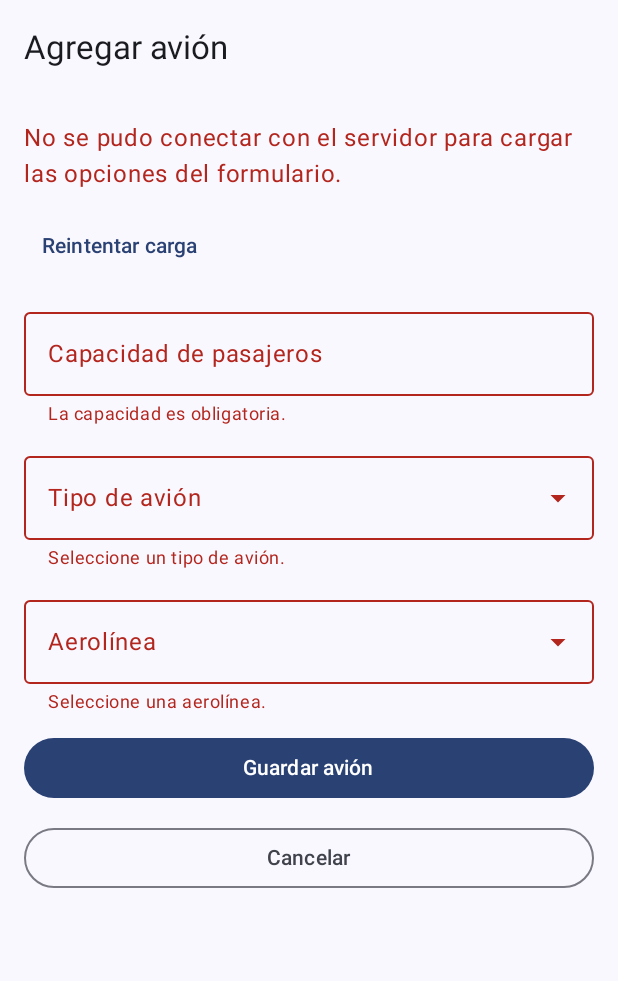
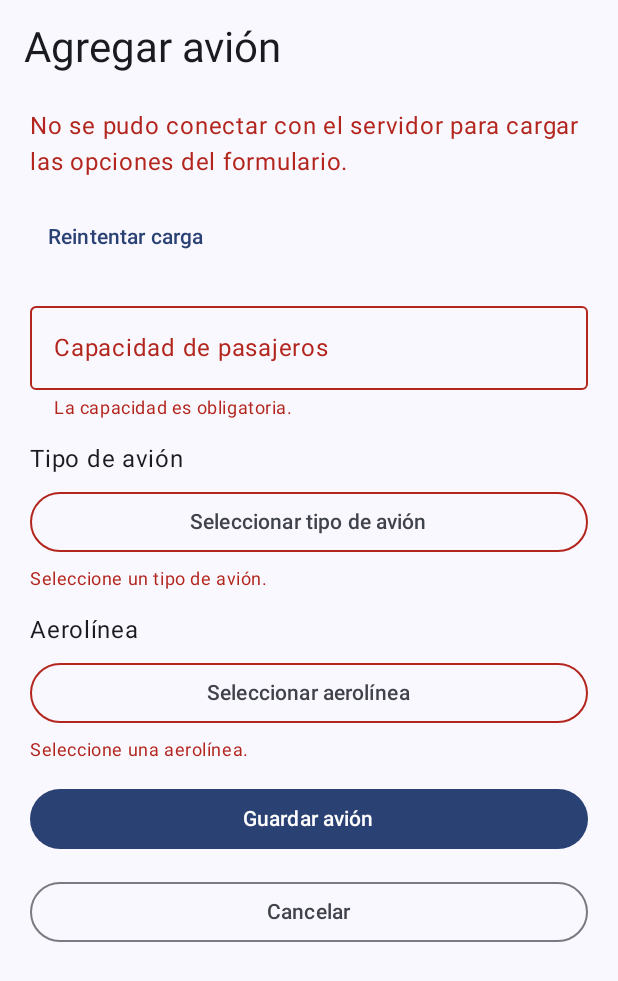
Before and after one commit to TsLexis/ZenithSky-Android-Grupo2, an Android app built with Jetpack Compose: the AirplaneFormActivity screen opened directly, with no data from a screen before it, after a tap on "Guardar avión", on a phone screen of 412 x 824 dp. Shown: the top 981 px of the screen. Run offline under Robolectric (Android 15) with nearby library versions, the phone set to English and light mode, and no system bars; our stand-ins replace Room's generated code; network calls fail; 1 statement that could not run was skipped.

Commit message:
unificar diseño, integrar cambios recientes

```diff
--- a/app/src/main/java/com/zenithsky/app/AirplaneFormActivity.kt
+++ b/app/src/main/java/com/zenithsky/app/AirplaneFormActivity.kt
@@ -5,12 +5,15 @@ import android.util.Log
 import android.widget.Toast
 import androidx.activity.ComponentActivity
 import androidx.activity.compose.setContent
+import androidx.compose.foundation.BorderStroke
 import androidx.compose.foundation.layout.Arrangement
+import androidx.compose.foundation.layout.Box
 import androidx.compose.foundation.layout.Column
 import androidx.compose.foundation.layout.Row
 import androidx.compose.foundation.layout.Spacer
 import androidx.compose.foundation.layout.fillMaxSize
 import androidx.compose.foundation.layout.fillMaxWidth
+import androidx.compose.foundation.layout.heightIn
 import androidx.compose.foundation.layout.padding
 import androidx.compose.foundation.layout.size
 import androidx.compose.foundation.layout.width
@@ -18,12 +21,11 @@ import androidx.compose.foundation.rememberScrollState
 import androidx.compose.foundation.text.KeyboardOptions
 import androidx.compose.foundation.verticalScroll
 import androidx.compose.material3.Button
+import androidx.compose.material3.ButtonDefaults
 import androidx.compose.material3.CircularProgressIndicator
+import androidx.compose.material3.DropdownMenu
 import androidx.compose.material3.DropdownMenuItem
 import androidx.compose.material3.ExperimentalMaterial3Api
-import androidx.compose.material3.ExposedDropdownMenuAnchorType
-import androidx.compose.material3.ExposedDropdownMenuBox
-import androidx.compose.material3.ExposedDropdownMenuDefaults
 import androidx.compose.material3.MaterialTheme
 import androidx.compose.material3.OutlinedButton
 import androidx.compose.material3.OutlinedTextField
@@ -43,6 +45,7 @@ import androidx.compose.runtime.setValue
 import androidx.compose.ui.Alignment
 import androidx.compose.ui.Modifier
 import androidx.compose.ui.text.input.KeyboardType
+import androidx.compose.ui.text.style.TextOverflow
 import androidx.compose.ui.unit.dp
 import com.zenithsky.app.data.local.database.ZenithSkyDatabase
 import com.zenithsky.app.data.local.entity.OperacionLog
@@ -284,7 +287,12 @@ fun AirplaneFormScreen(
     Scaffold(
         topBar = {
             TopAppBar(
-                title = { Text(if (isEditMode) "Editar avión" else "Agregar avión") }
+                title = {
+                    Text(
+                        text = if (isEditMode) "Editar avión" else "Agregar avión",
+                        style = MaterialTheme.typography.headlineMedium
+                    )
+                }
             )
         }
     ) { innerPadding ->
@@ -293,9 +301,9 @@ fun AirplaneFormScreen(
             modifier = Modifier
                 .fillMaxSize()
                 .padding(innerPadding)
-                .padding(16.dp)
+                .padding(horizontal = 20.dp, vertical = 8.dp)
                 .verticalScroll(rememberScrollState()),
-            verticalArrangement = Arrangement.spacedBy(12.dp)
+            verticalArrangement = Arrangement.spacedBy(14.dp)
         ) {
 
             if (isLoadingCatalogs || isLoadingAirplane) {
@@ -405,7 +413,7 @@ fun AirplaneFormFields(
     enabled: Boolean
 ) {
 
-    Column(verticalArrangement = Arrangement.spacedBy(12.dp)) {
+    Column(verticalArrangement = Arrangement.spacedBy(14.dp)) {
 
         OutlinedTextField(
             value = capacityText,
@@ -447,7 +455,6 @@ fun AirplaneFormFields(
     }
 }
 
-@OptIn(ExperimentalMaterial3Api::class)
 @Composable
 private fun AirplaneSelectorField(
     label: String,
@@ -459,35 +466,33 @@ private fun AirplaneSelectorField(
 ) {
 
     var expanded by remember { mutableStateOf(false) }
-    val selectedText = options.firstOrNull { it.first == selectedId }?.second.orEmpty()
+    val selectedText = options.firstOrNull { it.first == selectedId }?.second
 
-    ExposedDropdownMenuBox(
+    Column(verticalArrangement = Arrangement.spacedBy(6.dp)) {
+        Text(label)
+
+        Box {
+            OutlinedButton(
+                onClick = { expanded = true },
+                enabled = enabled,
+                border = if (errorMessage != null) {
+                    BorderStroke(1.dp, MaterialTheme.colorScheme.error)
+                } else {
+                    ButtonDefaults.outlinedButtonBorder(enabled)
+                },
+                modifier = Modifier.fillMaxWidth()
+            ) {
+                Text(
+                    text = selectedText ?: "Seleccionar ${label.lowercase()}",
+                    maxLines = 1,
+                    overflow = TextOverflow.Ellipsis
+                )
+            }
+
+            DropdownMenu(
                 expanded = expanded,
-        onExpandedChange = { if (enabled) expanded = it }
-    ) {
-        OutlinedTextField(
-            value = selectedText,
-            onValueChange = {},
-            readOnly = true,
-            enabled = enabled,
-            singleLine = true,
-            label = { Text(label) },
-            placeholder = { Text("Seleccione una opción") },
-            trailingIcon = { ExposedDropdownMenuDefaults.TrailingIcon(expanded = expanded) },
-            isError = errorMessage != null,
-            supportingText = if (errorMessage != null) {
-                { Text(errorMessage) }
-            } else {
-                null
-            },
-            modifier = Modifier
-                .menuAnchor(ExposedDropdownMenuAnchorType.PrimaryNotEditable, enabled)
-                .fillMaxWidth()
-        )
-
-        ExposedDropdownMenu(
-            expanded = expanded,
-            onDismissRequest = { expanded = false }
+                onDismissRequest = { expanded = false },
+                modifier = Modifier.heightIn(max = 300.dp)
             ) {
                 if (options.isEmpty()) {
                     DropdownMenuItem(
@@ -506,6 +511,15 @@ private fun AirplaneSelectorField(
                         }
                     )
                 }
+            }
+        }
+
+        errorMessage?.let {
+            Text(
+                text = it,
+                color = MaterialTheme.colorScheme.error,
+                style = MaterialTheme.typography.bodySmall
+            )
         }
     }
 }
--- a/app/src/main/java/com/zenithsky/app/MainActivity.kt
+++ b/app/src/main/java/com/zenithsky/app/MainActivity.kt
@@ -63,7 +63,7 @@ class MainActivity : ComponentActivity() {
                             startActivity(Intent(this, AirlineListActivity::class.java))
                         },
                         onAirplanesClick = {
-                            startActivity(Intent(this, AirplaneActivity::class.java))
+                            startActivity(Intent(this, AirplaneListActivity::class.java))
                         },
                         onAirplaneTypesClick = {
                             startActivity(Intent(this, AirplaneTypeActivity::class.java))
```
Also changed, not shown: app/src/main/java/com/zenithsky/app/AirplaneListActivity.kt (+49 -33 lines). Lines whose indentation alone changed are shown as unchanged.
